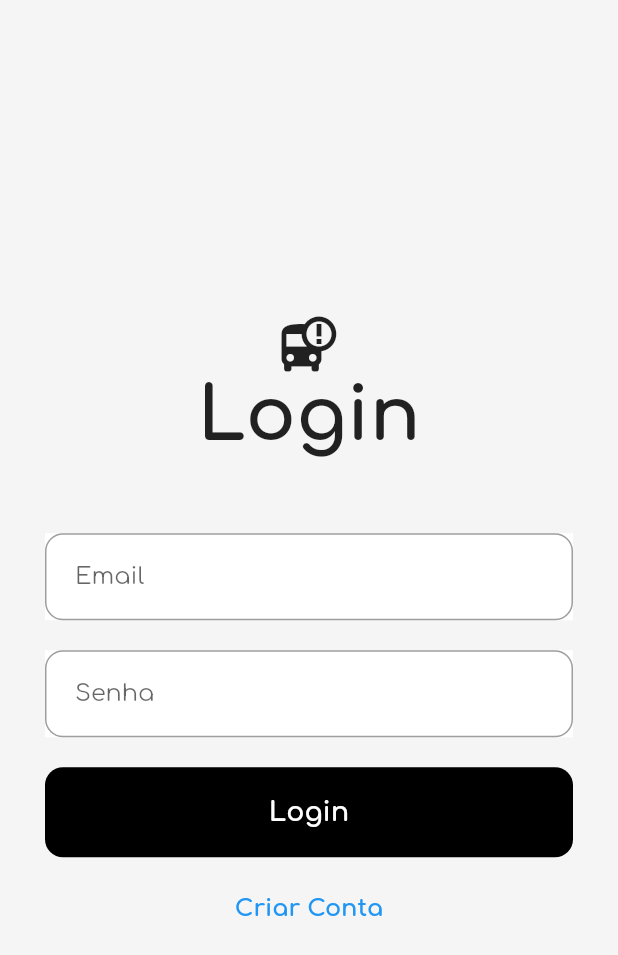
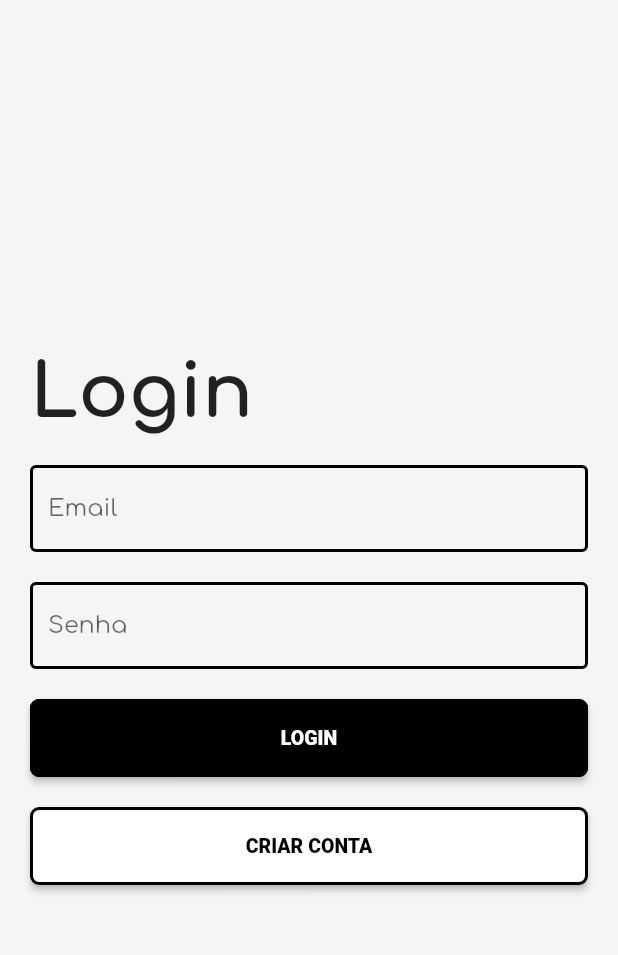
Before and after one commit to phsFerreira/connect_bus, a Flutter app: the screen it shows after launch, after a tap on "PASSAGEIRO", on a phone screen of 412 x 824 dp. Shown: the top 955 px of the screen. Run offline on Flutter 3.47's test engine with Material 2 defaults, Android fonts, the phone set to English and light mode, and no system bars; our stand-ins replace cloud_firestore, firebase_auth, firebase_core, firebase_database, fluttertoast, geolocator and 4 more; missing offline and left inert: dart:ffi, flutter_config, flutter_phone_direct_caller, geoflutterfire2; accounts and stored records are empty.

Commit message:
Redesign login_passageiro.dart

```diff
--- a/lib/login_passageiro.dart
+++ b/lib/login_passageiro.dart
@@ -1,7 +1,10 @@
-import 'package:connect_bus/screens/paradas_screen.dart';
 import 'package:flutter/material.dart';
+import 'package:fluttertoast/fluttertoast.dart';
 
 import 'package:connect_bus/cadastro_passageiro.dart';
+import 'package:connect_bus/passageiro.dart';
+import 'package:connect_bus/screens/paradas_screen.dart';
+import 'package:connect_bus/widgets/button.dart';
 
 class LoginPassageiroPage extends StatefulWidget {
   const LoginPassageiroPage({Key? key}) : super(key: key);
@@ -11,6 +14,7 @@ class LoginPassageiroPage extends StatefulWidget {
 }
 
 class _LoginPassageiroPageState extends State<LoginPassageiroPage> {
+  final _formKey = GlobalKey<FormState>();
   final emailController = TextEditingController();
   final passwordController = TextEditingController();
   String email = "", senha = "", nomePassageiro = "";
@@ -26,21 +30,27 @@ class _LoginPassageiroPageState extends State<LoginPassageiroPage> {
   Widget build(BuildContext context) {
     return Scaffold(
       backgroundColor: Colors.grey[100],
-      body: SafeArea(
-        child: Center(
-          child: SingleChildScrollView(
-            child: Column(
-              mainAxisAlignment: MainAxisAlignment.center,
+      body: _getForm(),
+    );
+  }
+
+  _getForm() {
+    return SafeArea(
+      child: Center(
+        child: Padding(
+          padding: const EdgeInsets.all(20.0),
+          child: Form(
+            key: _formKey,
+            child: OverflowBar(
+              overflowSpacing: 20,
               children: [
-                _getIcon(),
+                // _getIcon(),
                 _getTextLogin(),
-                const SizedBox(height: 50),
-                _getTextField(emailController, 'Email', false),
-                const SizedBox(height: 20),
-                _getTextField(passwordController, 'Senha', true),
-                const SizedBox(height: 20),
+                _getTextFormField(
+                    emailController, 'Email', 'Email vazio', false),
+                _getTextFormField(
+                    passwordController, 'Senha', 'Senha vazia', true),
                 _getButtonLogin(),
-                const SizedBox(height: 25),
                 _getButtonCreateAccount(),
               ],
             ),
@@ -64,47 +74,43 @@ class _LoginPassageiroPageState extends State<LoginPassageiroPage> {
     );
   }
 
-  _getTextField(
-      TextEditingController? controller, String hintText, bool obscureText) {
-    return Padding(
-      padding: const EdgeInsets.symmetric(horizontal: 30),
-      child: Container(
-        decoration: const BoxDecoration(color: Colors.white),
-        child: TextField(
-          controller: controller,
-          obscureText: obscureText,
-          decoration: InputDecoration(
-              border: const OutlineInputBorder(
-                  borderRadius: BorderRadius.all(Radius.circular(12)),
-                  borderSide: BorderSide(color: Colors.black, width: 1)),
-              hintText: hintText,
-              contentPadding: const EdgeInsets.all(20.0)),
+  _getTextFormField(TextEditingController? controller, String labelText,
+      String textIfFieldEmpty, bool obscureText) {
+    return TextFormField(
+      controller: controller,
+      obscureText: obscureText,
+      validator: (text) {
+        if (text == null || text.isEmpty) {
+          return textIfFieldEmpty;
+        }
+        return null;
+      },
+      decoration: InputDecoration(
+        labelText: labelText,
+        enabledBorder: const OutlineInputBorder(
+          borderSide: BorderSide(
+              color: Colors.black, width: 2, style: BorderStyle.solid),
+        ),
+        focusedBorder: const OutlineInputBorder(
+          borderSide: BorderSide(
+              color: Colors.black, width: 2, style: BorderStyle.solid),
         ),
       ),
     );
   }
 
   _getButtonLogin() {
-    return Padding(
-      padding: const EdgeInsets.symmetric(horizontal: 30.0),
-      child: GestureDetector(
-        onTap: signIn,
-        child: Container(
-          padding: const EdgeInsets.all(20),
-          decoration: const BoxDecoration(
-              color: Colors.black,
-              borderRadius: BorderRadius.all(Radius.circular(12))),
-          child: const Center(
-            child: Text(
-              'Login',
-              style: TextStyle(
-                  color: Colors.white,
-                  fontWeight: FontWeight.bold,
-                  fontSize: 18),
-            ),
-          ),
-        ),
-      ),
+    return ButtonWidget(
+      textButton: 'LOGIN',
+      colorTextButton: Colors.white,
+      widthButton: double.infinity,
+      borderButton: Colors.black,
+      backgroundButton: Colors.black,
+      onPressed: () {
+        if (_formKey.currentState!.validate()) {
+          signIn();
+        }
+      },
     );
   }
 
@@ -112,35 +118,40 @@ class _LoginPassageiroPageState extends State<LoginPassageiroPage> {
     email = emailController.text;
     senha = passwordController.text;
 
+    try {
+      var loginSuccess = await loginPassageiro(email, senha);
+      print('Login deu sucesso? ===> $loginSuccess');
+
+      if (loginSuccess) {
+        nomePassageiro = await buscaNomePassageiro(email);
+        _pageRedirect();
+      }
+    } catch (e) {
+      Fluttertoast.showToast(msg: "error ==> $e");
+    }
+  }
+
+  _getButtonCreateAccount() {
+    return ButtonWidget(
+      textButton: 'CRIAR CONTA',
+      colorTextButton: Colors.black,
+      widthButton: double.infinity,
+      borderButton: Colors.black,
+      backgroundButton: Colors.white,
+      onPressed: () {
+        Navigator.of(context).push(
+            MaterialPageRoute(builder: (_) => const CadastroPassageiroPage()));
+      },
+    );
+  }
+
+  void _pageRedirect() {
     Navigator.push(
       context,
       MaterialPageRoute(
         builder: (context) => const ParadasScreen(),
         settings: RouteSettings(
           arguments: ScreenArguments(email, nomePassageiro),
-        ),
-      ),
-    );
-
-    // if (await loginPassageiro(email, senha)) {
-    //   nomePassageiro = await buscaNomePassageiro(email);
-    // } else {
-    //   Fluttertoast.showToast(msg: "error");
-    // }
-  }
-
-  _getButtonCreateAccount() {
-    return Padding(
-      padding: const EdgeInsets.symmetric(horizontal: 30.0),
-      child: GestureDetector(
-        onTap: () {
-          Navigator.of(context).push(MaterialPageRoute(
-              builder: (_) => const CadastroPassageiroPage()));
-        },
-        child: const Text(
-          'Criar Conta',
-          style: TextStyle(
-              color: Colors.blue, fontWeight: FontWeight.bold, fontSize: 16),
         ),
       ),
     );
```
